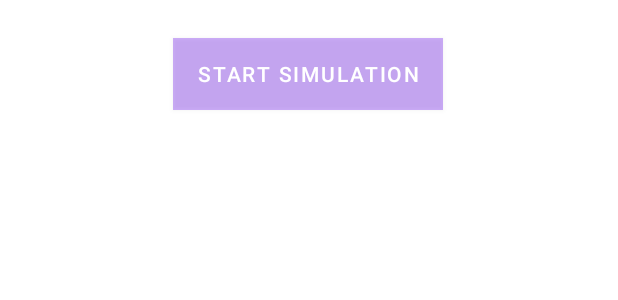
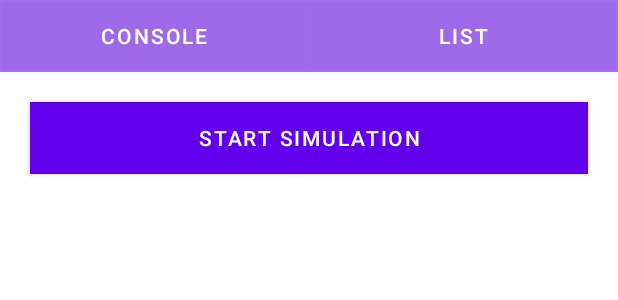
Before and after one commit to AIR-FOI-HR/JCC22-01, an Android app: the layout activity_simulation_list_view.xml on its own in the app's theme, with its tools: preview values and no code run, on a phone screen of 412 x 824 dp. Shown: the top 300 px of the screen. Run offline under Robolectric (Android 15) with nearby library versions, the light colour scheme and no system bars.

Commit message:
Konzolni prikaz simulacije voznje

```diff
--- a/Android/app/build.gradle
+++ b/Android/app/build.gradle
@@ -58,6 +58,8 @@ dependencies {
     implementation "androidx.recyclerview:recyclerview:$recyclerview_version"
     implementation "androidx.recyclerview:recyclerview-selection:$recyclerview_version"
     implementation "androidx.cardview:cardview:$recyclerview_version"
+    implementation 'androidx.viewpager2:viewpager2:1.0.0'
+
 
     //Picasso
     implementation 'com.squareup.picasso:picasso:2.5.2'
--- /dev/null
+++ b/Android/app/src/main/res/layout/activity_simulation_consol_view.xml
@@ -0,0 +1,6 @@
+<?xml version="1.0" encoding="utf-8"?>
+<androidx.constraintlayout.widget.ConstraintLayout xmlns:android="http://schemas.android.com/apk/res/android"
+    android:layout_width="match_parent"
+    android:layout_height="match_parent">
+
+</androidx.constraintlayout.widget.ConstraintLayout>
--- a/Android/app/src/main/res/layout/activity_simulation_list_view.xml
+++ b/Android/app/src/main/res/layout/activity_simulation_list_view.xml
@@ -1,23 +1,45 @@
 <?xml version="1.0" encoding="utf-8"?>
-<LinearLayout xmlns:android="http://schemas.android.com/apk/res/android"
-    xmlns:tools="http://schemas.android.com/tools"
+<LinearLayout  xmlns:android="http://schemas.android.com/apk/res/android"
+    android:id="@+id/linear_layout"
     android:layout_width="match_parent"
     android:layout_height="match_parent"
     android:orientation="vertical">
+    <LinearLayout
+        android:layout_width="match_parent"
+        android:layout_height="wrap_content"
+        android:layout_weight="0"
+        android:orientation="horizontal">
+        <Button
+            android:id="@+id/console_view"
+            android:layout_width="0dp"
+            android:layout_height="wrap_content"
+            android:layout_weight="1"
+            android:background="#88ffffff"
+            android:text="@string/switch_to_console" />
+        <Button
+            android:id="@+id/list_view"
+            android:layout_width="0dp"
+            android:layout_height="wrap_content"
+            android:layout_weight="1"
+            android:background="#88ffffff"
+            android:text="@string/switch_to_list" />
+    </LinearLayout>
+
 
     <Button
         android:id="@+id/button_start_ride"
-        android:layout_width="wrap_content"
+        android:layout_width="match_parent"
         android:layout_height="wrap_content"
-        android:layout_marginStart="115dp"
-        android:layout_marginTop="25dp"
-        android:background="#50ffffff"
+        android:background="#ffffff"
+        android:layout_margin="20dp"
         android:text="@string/start_simulation" />
 
-    <ListView
-        android:id="@+id/userlist"
-        android:layout_marginTop="25dp"
+    <TextView
+        android:id="@+id/usertext"
         android:layout_width="match_parent"
-        android:layout_height="wrap_content" />
+        android:layout_height="59dp"
+        android:layout_weight="0" />
+
+
 
 </LinearLayout>
--- a/Android/app/src/main/res/values/strings.xml
+++ b/Android/app/src/main/res/values/strings.xml
@@ -10,4 +10,6 @@
     <string name="car_name">Name of the car.</string>
     <string name="car_desc">Speed of the car.</string>
     <string name="start_simulation">Start Simulation</string>
+    <string name="switch_to_list">List</string>
+    <string name="switch_to_console">Console</string>
 </resources>
```
Also changed, not shown: Android/app/src/main/java/hr/foi/air/autosimulation/SimulationListView.kt (+37 -13 lines), Android/app/src/main/java/hr/foi/air/autosimulation/recyclerview/SimulationListAdapter.kt (added, +38 -0 lines), Android/core/src/main/java/hr/foi/air/core/simulation/SolutionMakerClass.kt (+13 -7 lines), Android/database1/src/main/assets/textfile.txt (+28 -2 lines).
